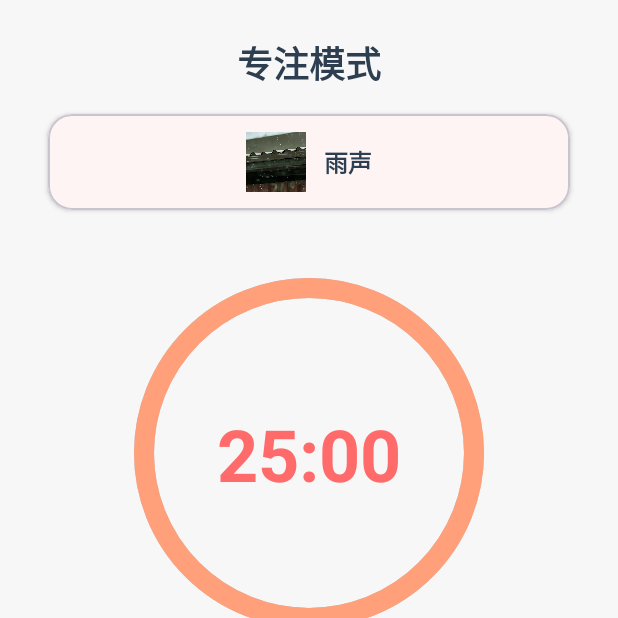
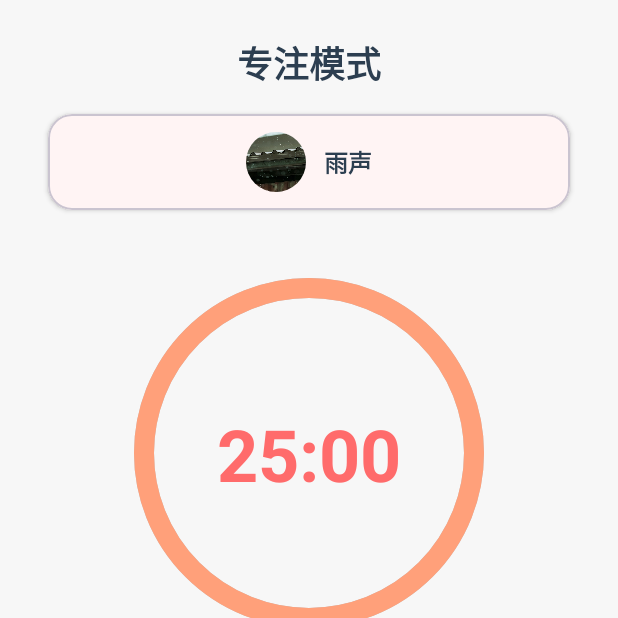
Before and after one commit to ShengYouBaFang/Tomato-FocusFlow, an Android app: the HomeFragment screen opened directly, with no data from a screen before it, on a phone screen of 412 x 824 dp, the top half of it. Run offline under Robolectric (Android 15) with nearby library versions, the phone set to English and light mode, and no system bars; our stand-ins replace navigation-ui.

Commit message:
主界面UI修正

```diff
--- a/app/src/main/res/layout/fragment_home.xml
+++ b/app/src/main/res/layout/fragment_home.xml
@@ -41,13 +41,22 @@
             android:orientation="horizontal"
             android:padding="12dp">
 
-            <ImageView
-                android:id="@+id/iv_white_noise_icon"
+            <!-- 圆形白噪音图标 -->
+            <com.google.android.material.card.MaterialCardView
                 android:layout_width="40dp"
                 android:layout_height="40dp"
-                android:contentDescription="@string/nav_sound"
-                android:scaleType="centerCrop"
-                android:src="@drawable/rain" />
+                app:cardCornerRadius="20dp"
+                app:cardElevation="0dp"
+                app:strokeWidth="0dp">
+
+                <ImageView
+                    android:id="@+id/iv_white_noise_icon"
+                    android:layout_width="match_parent"
+                    android:layout_height="match_parent"
+                    android:contentDescription="@string/nav_sound"
+                    android:scaleType="centerCrop"
+                    android:src="@drawable/rain" />
+            </com.google.android.material.card.MaterialCardView>
 
             <TextView
                 android:id="@+id/tv_white_noise_name"
```
